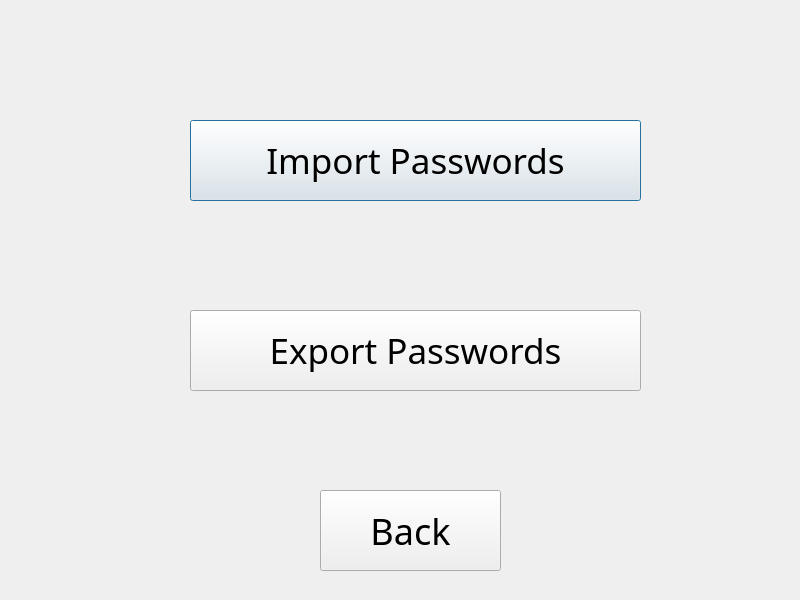
Above: transferdata.ui from TheTallProgrammer/Password-Manager before the change. Below: the same form after it.
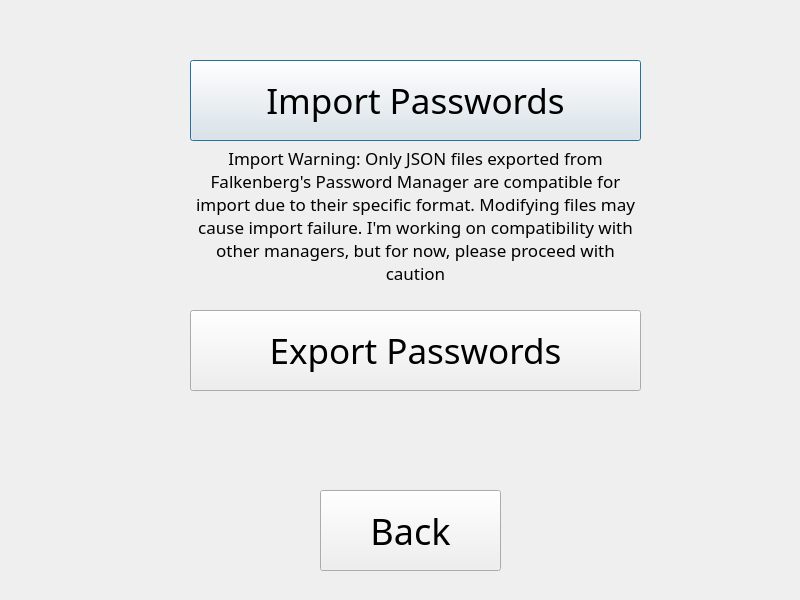
That is the form after the change.

Diff of the .ui file:
```diff
--- a/transferdata.ui
+++ b/transferdata.ui
@@ -17,7 +17,7 @@
    <property name="geometry">
     <rect>
      <x>190</x>
-     <y>120</y>
+     <y>60</y>
      <width>451</width>
      <height>81</height>
     </rect>
@@ -70,6 +70,31 @@
     <string>Back</string>
    </property>
   </widget>
+  <widget class="QLabel" name="label">
+   <property name="geometry">
+    <rect>
+     <x>190</x>
+     <y>150</y>
+     <width>451</width>
+     <height>131</height>
+    </rect>
+   </property>
+   <property name="font">
+    <font>
+     <family>Bahnschrift Light</family>
+     <pointsize>13</pointsize>
+    </font>
+   </property>
+   <property name="text">
+    <string>Import Warning: Only JSON files exported from Falkenberg's Password Manager are compatible for import due to their specific format. Modifying files may cause import failure. I'm working on compatibility with other managers, but for now, please proceed with caution</string>
+   </property>
+   <property name="alignment">
+    <set>Qt::AlignmentFlag::AlignCenter</set>
+   </property>
+   <property name="wordWrap">
+    <bool>true</bool>
+   </property>
+  </widget>
  </widget>
  <resources/>
  <connections/>
```
